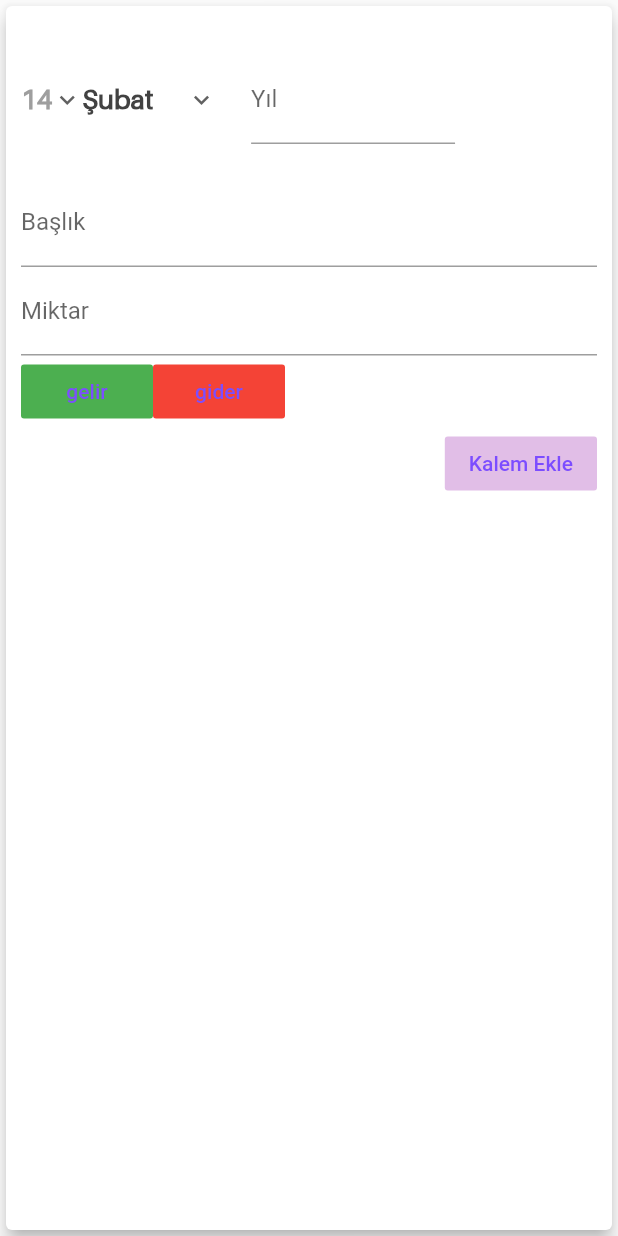
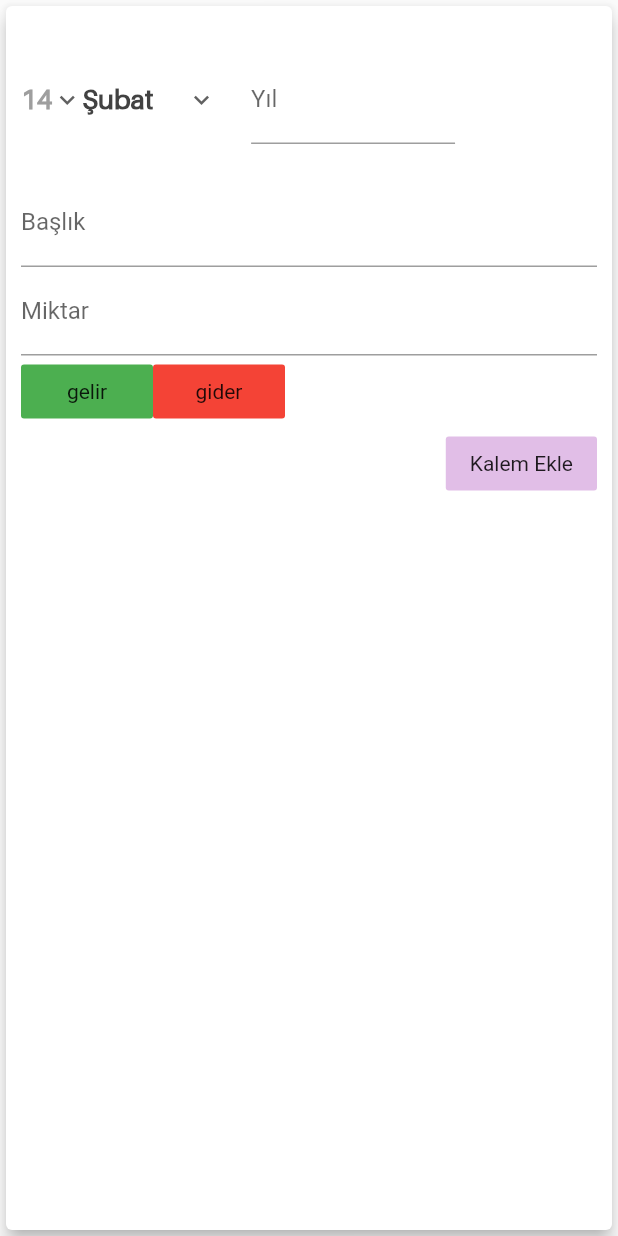
Before and after one commit to mehmetcannn0/notes_and_account_balance, a Flutter app: the YeniKalem widget shown alone on an empty page, opened directly with empty values, on a phone screen of 412 x 824 dp. Run offline on Flutter 3.47's test engine with Material 2 defaults, Android fonts, the phone set to English and light mode, and no system bars; our stand-ins replace flutter_colorpicker, sqflite; accounts and stored records are empty.

Commit message:
yeni flat button lar eklendi

```diff
--- a/lib/common_widget/Account_balance_widgets/kalem_listesi.dart
+++ b/lib/common_widget/Account_balance_widgets/kalem_listesi.dart
@@ -1,6 +1,7 @@
 import 'package:flutter/material.dart';
 import 'package:intl/intl.dart';
 import 'package:notes/common_widget/Platform_Duyarli_Alert_Dialog/platform_duyarli_alert_dialog.dart';
+import 'package:notes/common_widget/flat_button_yeni.dart';
 import 'package:notes/const.dart';
 // import 'package:intl/intl.dart';
 import 'package:notes/models/kalem.dart';
@@ -50,8 +51,8 @@ class _KalemListesiState extends State<KalemListesi> {
                       width: 0,
                     ),
               Form(
-                child: FlatButton(
-                  color: Colors.grey,
+                child: FlatButtonYeni(
+                  backGroundColor: Colors.grey,
                   textColor: settings.currentColor,
                   onPressed: () async {
                     picked = await showDateRangePicker(
--- a/lib/common_widget/Account_balance_widgets/yeni_kalem.dart
+++ b/lib/common_widget/Account_balance_widgets/yeni_kalem.dart
@@ -1,4 +1,5 @@
 import 'package:flutter/material.dart';
+import 'package:notes/common_widget/flat_button_yeni.dart';
 // import 'package:intl/intl.dart';
 
 import '../../const.dart';
@@ -72,8 +73,8 @@ class _YeniKalemState extends State<YeniKalem> {
                 Row(
                   children: [
                     Form(
-                      child: FlatButton(
-                        color: tur == null
+                      child: FlatButtonYeni(
+                        backGroundColor: tur == null
                             ? Colors.green
                             : tur == 1
                                 ? Colors.green
@@ -89,8 +90,8 @@ class _YeniKalemState extends State<YeniKalem> {
                       ),
                     ),
                     Form(
-                      child: FlatButton(
-                        color: tur == null
+                      child: FlatButtonYeni(
+                        backGroundColor: tur == null
                             ? Colors.red
                             : tur == 2
                                 ? Colors.red
@@ -141,8 +142,8 @@ class _YeniKalemState extends State<YeniKalem> {
                 // ),
               ],
             ),
-            FlatButton(
-              color: Theme.of(context).primaryColorLight,
+            FlatButtonYeni(
+              backGroundColor: Theme.of(context).primaryColorLight,
               textColor: Colors.deepPurpleAccent,
               onPressed: () {
                 print("tur : " + tur.toString());
```
